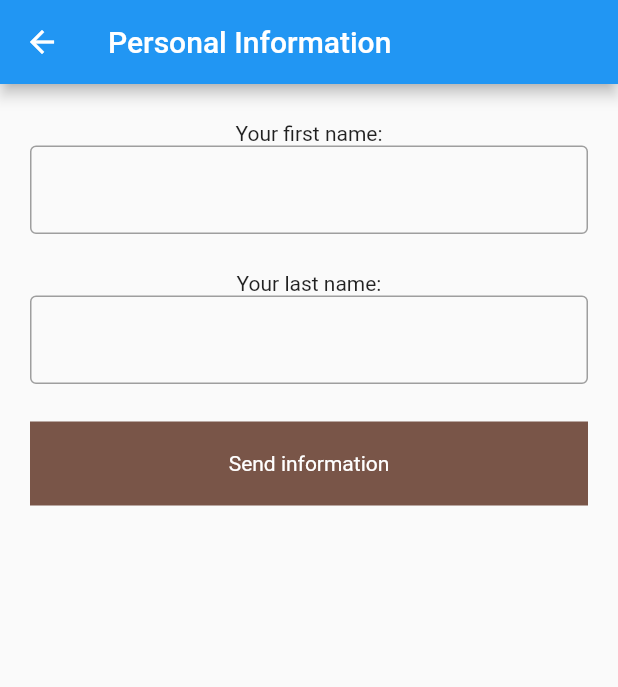
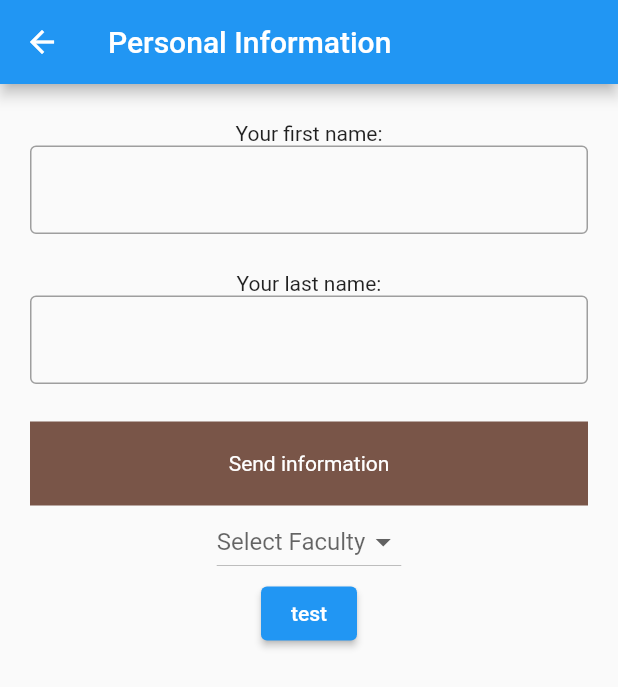
Before and after one commit to chern-kp/student_app_KPNU, a Flutter app: the PersonalInformationPage screen opened directly, on a phone screen of 412 x 824 dp. Shown: the top 687 px of the screen. Run offline on Flutter 3.47's test engine with Material 2 defaults, Android fonts, the phone set to English and light mode, and no system bars; our stand-ins replace cloud_firestore, firebase_auth, firebase_core; accounts and stored records are empty; network calls fail.

Commit message:
Getting data debug

```diff
--- a/lib/class/database_service.dart
+++ b/lib/class/database_service.dart
@@ -4,7 +4,7 @@ class DatabaseService {
   static Future<void> createStudentDocument(var user /* email of user */) {
     //we use static keyword so we could call this method without creating an instance
     return FirebaseFirestore.instance.collection("student").doc(user).set({
-      //*Firebase - "%user%" document -
+      //*Firebase - "student" collection - "%user%" document -
       "E-mail": user,
       "First Name": "",
       "Last Name": "",
@@ -19,7 +19,7 @@ class DatabaseService {
     List<Future> tasks = [];
     for (int i = 1; i <= 8; i++) {
       tasks.add(FirebaseFirestore.instance
-          //*Firebase - "%user%" document - "semester" collection -
+          //*Firebase - "student" collection - "%user%" document - "semester" collection -
           .collection("student")
           .doc(user)
           .collection('semester')
@@ -34,4 +34,12 @@ class DatabaseService {
         await FirebaseFirestore.instance.collection("student").doc(user).get();
     return snapshot.exists;
   }
+
+  static Future<String> getStudentFaculty(var user) async {
+    //todo It returns instance of Future<String>. Make class for getting data
+    DocumentSnapshot snapshot =
+        await FirebaseFirestore.instance.collection('student').doc(user).get();
+    String faculty = snapshot.get('Faculty') as String;
+    return faculty;
+  }
 }
--- a/lib/pages/personal_information_page.dart
+++ b/lib/pages/personal_information_page.dart
@@ -3,24 +3,67 @@ import 'package:firebase_auth/firebase_auth.dart';
 import 'package:flutter/material.dart';
 import 'package:student_app/components/my_button.dart';
 import 'package:student_app/components/my_texfield.dart';
+import 'package:student_app/class/database_service.dart';
 
 void main() {
   runApp(PersonalInformationPage());
 }
 
-class PersonalInformationPage extends StatelessWidget {
+class PersonalInformationPage extends StatefulWidget {
   PersonalInformationPage({Key? key}) : super(key: key);
 
+  @override
+  State<PersonalInformationPage> createState() =>
+      _PersonalInformationPageState();
+}
+
+class _PersonalInformationPageState extends State<PersonalInformationPage> {
+  final user = FirebaseAuth.instance
+      .currentUser!; //user here is the instance of class User from firebase auth package. To get the email address itself we use "user.email".
+
+  //textField controllers
   final firstNameController = TextEditingController();
+
   final lastNameController = TextEditingController();
-  //textField controllers
-  final user = FirebaseAuth.instance.currentUser!;
+
+  //dropdown menu controllers
+  List<String> faculty = ['Fizmat', 'History', 'Economy'];
+
+  String? selectedFaculty;
+  late final tempTestString = DatabaseService.getStudentFaculty(user.email);
+
+  Widget _tempTestButton() {
+    return ElevatedButton(
+        onPressed: () {
+          print(tempTestString);
+        },
+        child: Text('test'));
+  }
 
   Future sendInformation() async {
     await FirebaseFirestore.instance.collection("student").doc(user.email).set({
       "FirstName": firstNameController.text,
       "LastName": lastNameController.text
     }, SetOptions(merge: true));
+  }
+
+  Widget _facultyDropdownMenu() {
+    return DropdownButton<String>(
+      value: selectedFaculty,
+      hint: Text(selectedFaculty ?? 'Select Faculty'),
+      onChanged: (String? newValue) {
+        //when a new value is selected dropdown menu widget gets rebuilt
+        setState(() {
+          selectedFaculty = newValue;
+        });
+      },
+      items: faculty.map<DropdownMenuItem<String>>((String value) {
+        return DropdownMenuItem<String>(
+          value: value,
+          child: Text(value),
+        );
+      }).toList(),
+    );
   }
 
   @override
@@ -45,6 +88,8 @@ class PersonalInformationPage extends StatelessWidget {
             MyTextField(controller: lastNameController),
             SizedBox(height: 25),
             MyButton(onTap: sendInformation, text: 'Send information'),
+            _facultyDropdownMenu(),
+            _tempTestButton()
           ],
         ),
       ),
```
